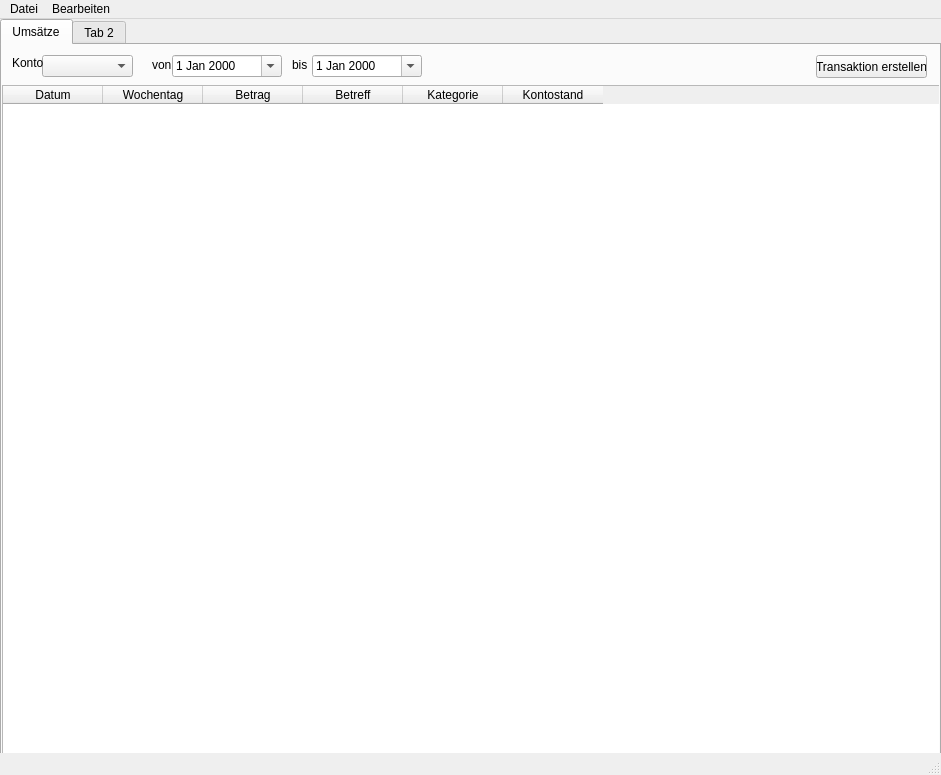
Above: View/src/main/resources/design/ui/mainwindow.ui from marcuskraft/DimeDiaryJavaFx before the change. Below: the same form after it.
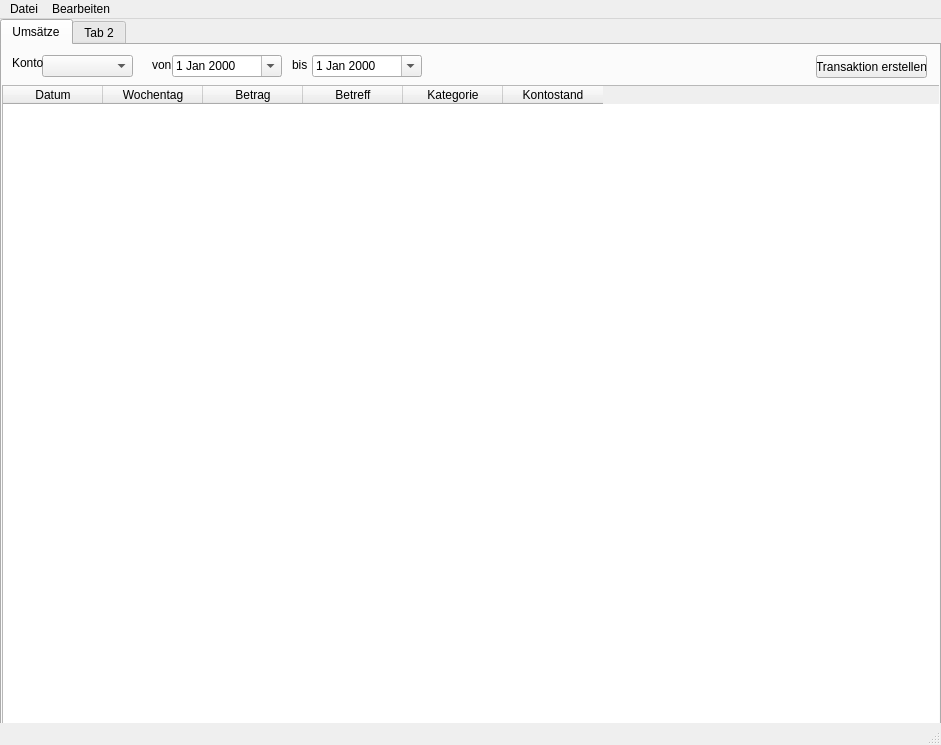
That is the form after the change.

The edit to the form file:
```diff
--- a/View/src/main/resources/design/ui/mainwindow.ui
+++ b/View/src/main/resources/design/ui/mainwindow.ui
@@ -7,7 +7,7 @@
     <x>0</x>
     <y>0</y>
     <width>941</width>
-    <height>775</height>
+    <height>745</height>
    </rect>
   </property>
   <property name="windowTitle">
```
Left out of the diff: 19 changed lines with no effect on the pictures.
